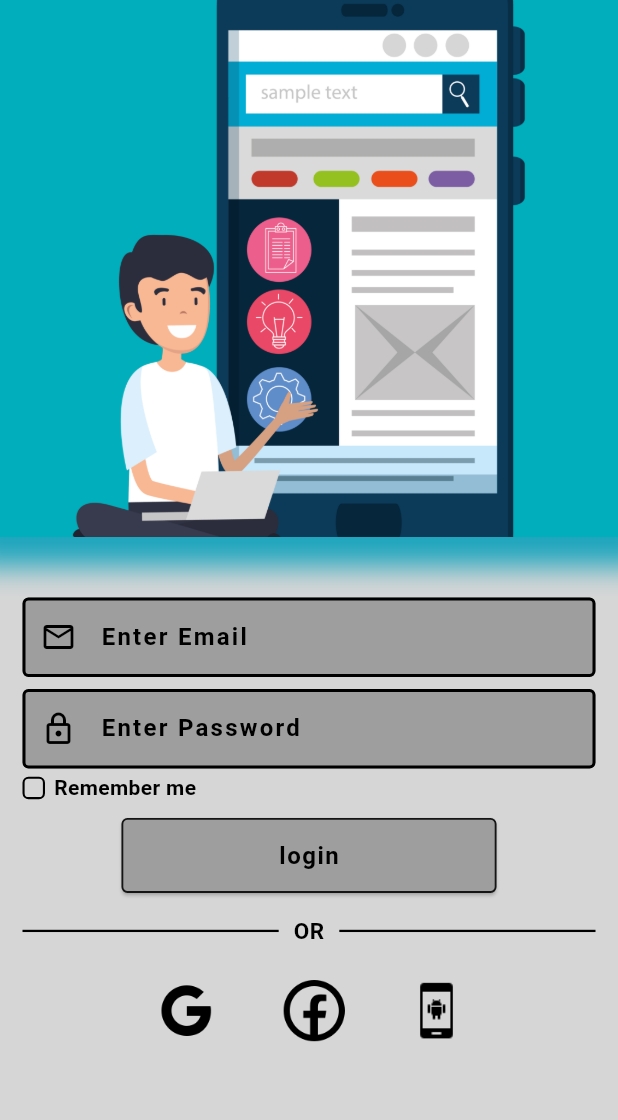
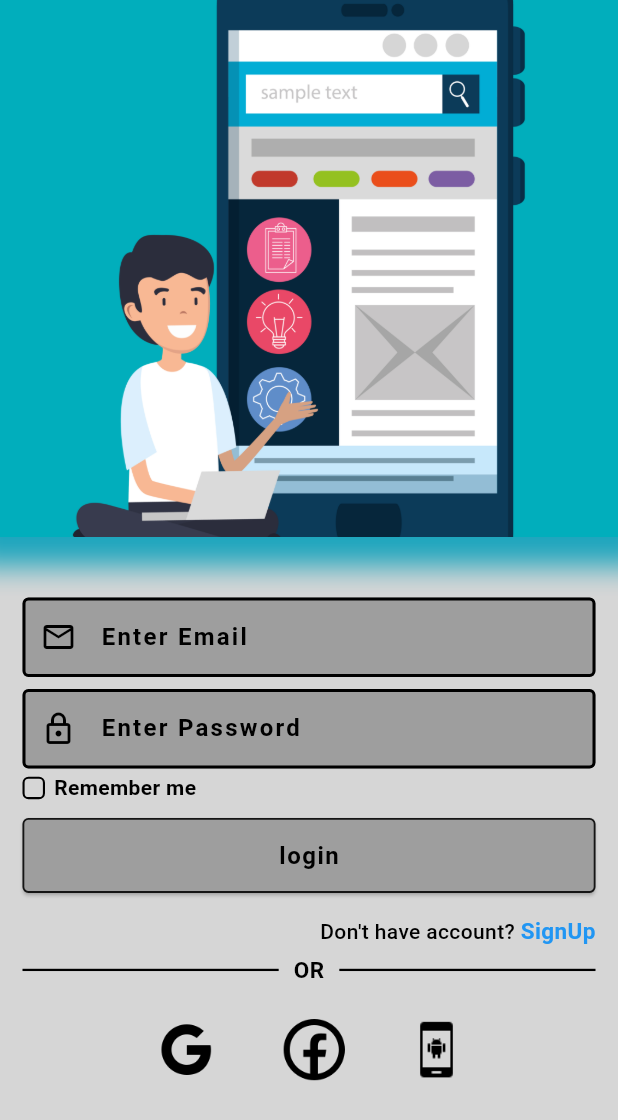
Before and after one commit to mofakkharul-29/SaniTalk, a Flutter app: the screen it shows after launch, on a phone screen of 412 x 824 dp. Shown: the top 1120 px of the screen. Run offline on Flutter 3.47's test engine with Material 3 defaults, Android fonts, the phone set to English and light mode, and no system bars; our stand-ins replace firebase_core, flutter_riverpod; accounts and stored records are empty.

Commit message:
added update

```diff
--- a/lib/common/widgets/custom_elevated_button.dart
+++ b/lib/common/widgets/custom_elevated_button.dart
@@ -11,6 +11,8 @@ class CustomElevatedButton extends StatelessWidget {
 
   @override
   Widget build(BuildContext context) {
+    double screenWidth = MediaQuery.of(context).size.width;
+
     return ElevatedButton(
       onPressed: onTab,
       style: ElevatedButton.styleFrom(
@@ -22,7 +24,7 @@ class CustomElevatedButton extends StatelessWidget {
           fontWeight: FontWeight.w700,
           letterSpacing: 1,
         ),
-        fixedSize: Size(250, 50),
+        fixedSize: Size(screenWidth, 50),
         shape: RoundedRectangleBorder(
           side: BorderSide(
             style: BorderStyle.solid,
--- /dev/null
+++ b/lib/core/constant/widget/custom_text.dart
@@ -0,0 +1,38 @@
+import 'package:flutter/material.dart';
+
+class CustomText extends StatelessWidget {
+  const CustomText({super.key});
+
+  @override
+  Widget build(BuildContext context) {
+    return Row(
+      children: [
+        const Spacer(),
+        const Text(
+          'Don\'t have account? ',
+          style: TextStyle(
+            color: Colors.black,
+            fontWeight: FontWeight.w500,
+          ),
+        ),
+        signUpText(),
+      ],
+    );
+  }
+
+  Widget signUpText() {
+    return GestureDetector(
+      onTap: () {
+        debugPrint('tapped!');
+      },
+      child: const Text(
+        'SignUp',
+        style: TextStyle(
+          color: Colors.blue,
+          fontWeight: FontWeight.w700,
+          fontSize: 15,
+        ),
+      ),
+    );
+  }
+}
--- a/lib/features/auth/presentation/screens/login_screen.dart
+++ b/lib/features/auth/presentation/screens/login_screen.dart
@@ -5,6 +5,7 @@ import 'package:sani_talk/common/widgets/custom_elevated_button.dart';
 import 'package:sani_talk/common/widgets/custom_textfield.dart';
 import 'package:sani_talk/common/widgets/login_options.dart';
 import 'package:sani_talk/common/widgets/remember_me.dart';
+import 'package:sani_talk/core/constant/widget/custom_text.dart';
 
 class LoginScreen extends StatelessWidget {
   const LoginScreen({super.key});
@@ -42,6 +43,8 @@ class LoginScreen extends StatelessWidget {
                     onTab: () {},
                   ),
                   const SizedBox(height: 15),
+                  CustomText(),
+                  const SizedBox(height: 5),
                   CustomDivider(text: 'OR'),
                   const SizedBox(height: 10),
                   LoginOptions(),
```
